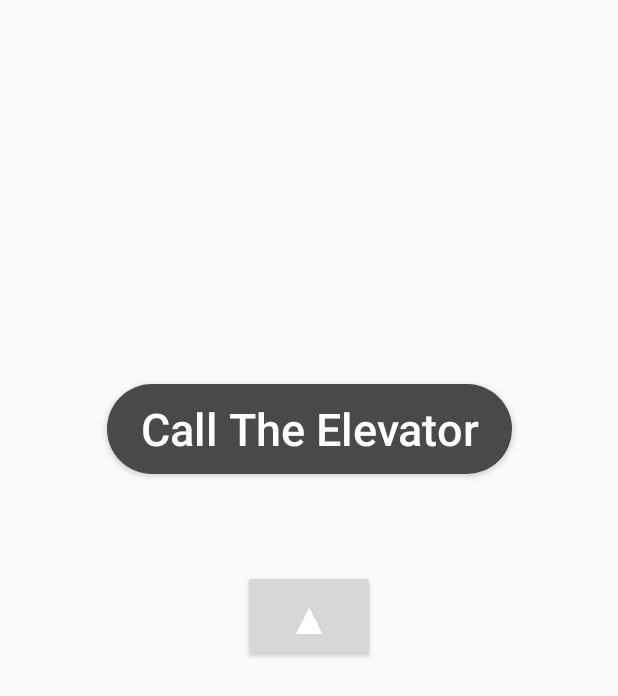
After one commit to MosaabAhmedMohamed/Wattary-Android-Interface, an Android app: the Elevator screen opened directly, with no data from a screen before it, on a phone screen of 412 x 824 dp. The commit adds this screen. Shown: the top 696 px of the screen. Run offline under Robolectric (Android 15) with nearby library versions, the phone set to English and light mode, and no system bars; our stand-ins replace Volley; network calls fail; Roboto replaces fonts that are not available here.

Commit message:
elevator done

```diff
--- a/app/src/main/AndroidManifest.xml
+++ b/app/src/main/AndroidManifest.xml
@@ -52,7 +52,9 @@
         <activity android:name="com.soundcloud.android.crop.CropImageActivity" />
         <activity android:name=".electricity" />
         <activity android:name=".Water" />
-        <activity android:name=".on_The_Door"></activity>
+        <activity android:name=".on_The_Door" />
+        <activity android:name=".Curtines" />
+        <activity android:name=".Elevator"></activity>
     </application>
 
 </manifest>
--- /dev/null
+++ b/app/src/main/java/wattary/com/wattary/Elevator.java
@@ -0,0 +1,112 @@
+package wattary.com.wattary;
+
+import android.support.v7.app.AppCompatActivity;
+import android.os.Bundle;
+import android.util.Log;
+import android.view.View;
+import android.widget.Button;
+import android.widget.Toast;
+
+import com.android.volley.AuthFailureError;
+import com.android.volley.Request;
+import com.android.volley.RequestQueue;
+import com.android.volley.Response;
+import com.android.volley.VolleyError;
+import com.android.volley.VolleyLog;
+import com.android.volley.toolbox.JsonObjectRequest;
+import com.android.volley.toolbox.Volley;
+
+import org.json.JSONObject;
+
+import java.util.HashMap;
+import java.util.Map;
+
+public class Elevator extends AppCompatActivity {
+
+    private Button Call_elevator;
+    private Button Reverse_elvator;
+    @Override
+    protected void onCreate(Bundle savedInstanceState) {
+        super.onCreate(savedInstanceState);
+        setContentView(R.layout.activity_elevator);
+        Call_elevator=findViewById(R.id.call_elevator_btn);
+        Reverse_elvator=findViewById(R.id.revese_elevator_btn);
+
+        Call_elevator.setOnClickListener(new View.OnClickListener() {
+            @Override
+            public void onClick(View view) {
+
+                send("31");
+
+            }
+        });
+
+        Reverse_elvator.setOnClickListener(new View.OnClickListener() {
+            @Override
+            public void onClick(View view) {
+                send("111");
+            }
+        });
+    }
+
+    public void send(String Value)
+    {
+        final String TAG = "tag";
+
+        String ServerUrl = "http://104.196.121.39:5000/remote";
+
+        RequestQueue queue = Volley.newRequestQueue(this);
+
+      //  Toast.makeText(Elevator.this,Value,Toast.LENGTH_SHORT).show();
+        Map<String, String> postParam= new HashMap<String, String>();
+        postParam.put("code",Value);
+
+
+        JsonObjectRequest jsonObjReq = new JsonObjectRequest(Request.Method.POST,ServerUrl , new JSONObject(postParam),
+                new Response.Listener<JSONObject>() {
+
+                    @Override
+                    public void onResponse(JSONObject response) {
+                        Log.d(TAG, response.toString());
+                        //Toast.makeText(Elevator.this,response.toString(),Toast.LENGTH_SHORT).show();
+                        Log.v("respo",response.toString());
+                        //  Toast.makeText(Recommendation.this,"is Done ",Toast.LENGTH_SHORT).show();
+                    }
+                }, new Response.ErrorListener() {
+
+            @Override
+            public void onErrorResponse(VolleyError error) {
+                VolleyLog.d(TAG, "Error: " + error.getMessage());
+                Log.d(TAG,error.toString());
+               // Toast.makeText(Recommendation.this,error.toString(),Toast.LENGTH_SHORT).show();
+
+            }
+        }) {
+
+            /**
+             * Passing some request headers
+             * */
+            @Override
+            public Map<String, String> getHeaders() throws AuthFailureError {
+                HashMap<String, String> headers = new HashMap<String, String>();
+                headers.put("message", "application/json; charset=utf-8");
+                return headers;
+            }
+
+
+
+        };
+
+
+
+        // Adding request to request queue
+        queue.add(jsonObjReq);
+
+        // Cancelling request
+    /* if (queue!= null) {
+    queue.cancelAll(TAG);
+    } */
+
+    }
+
+}
--- a/app/src/main/java/wattary/com/wattary/Recommendation.java
+++ b/app/src/main/java/wattary/com/wattary/Recommendation.java
@@ -65,13 +65,13 @@ public class Recommendation extends AppCompatActivity {
         Air_con_btn.setOnClickListener(new View.OnClickListener() {
             @Override
             public void onClick(View view) {
-                if(  Air_con_btn.getText().toString().equals("Turn off the light in the Bathroom"))
+                if(  Air_con_btn.getText().toString().equals("turn off Air Conditioner"))
                 {
                     String Value_On="58";
                     Air_con_btn.setText("turn on Air Conditioner");
                     sendPost(Value_On);
                 }
-                else if( Air_con_btn.getText().toString().equals("Turn on the light in the Bathroom"))
+                else if( Air_con_btn.getText().toString().equals("turn on Air Conditioner"))
                 {   String Value_Off="57";
                     Air_con_btn.setText("turn off Air Conditioner");
                     sendPost(Value_Off);
--- /dev/null
+++ b/app/src/main/res/drawable/dock.xml
@@ -0,0 +1,5 @@
+<vector android:height="24dp" android:tint="#1E1E1E"
+    android:viewportHeight="24.0" android:viewportWidth="24.0"
+    android:width="24dp" xmlns:android="http://schemas.android.com/apk/res/android">
+    <path android:fillColor="#FF000000" android:pathData="M8,23h8v-2L8,21v2zM16,1.01L8,1c-1.1,0 -2,0.9 -2,2v14c0,1.1 0.9,2 2,2h8c1.1,0 2,-0.9 2,-2L18,3c0,-1.1 -0.9,-1.99 -2,-1.99zM16,15L8,15L8,5h8v10z"/>
+</vector>
--- /dev/null
+++ b/app/src/main/res/drawable/map.xml
@@ -0,0 +1,5 @@
+<vector android:height="24dp" android:tint="#1E1E1E"
+    android:viewportHeight="24.0" android:viewportWidth="24.0"
+    android:width="24dp" xmlns:android="http://schemas.android.com/apk/res/android">
+    <path android:fillColor="#FF000000" android:pathData="M20.5,3l-0.16,0.03L15,5.1 9,3 3.36,4.9c-0.21,0.07 -0.36,0.25 -0.36,0.48V20.5c0,0.28 0.22,0.5 0.5,0.5l0.16,-0.03L9,18.9l6,2.1 5.64,-1.9c0.21,-0.07 0.36,-0.25 0.36,-0.48V3.5c0,-0.28 -0.22,-0.5 -0.5,-0.5zM15,19l-6,-2.11V5l6,2.11V19z"/>
+</vector>
--- /dev/null
+++ b/app/src/main/res/layout/activity_elevator.xml
@@ -0,0 +1,45 @@
+<?xml version="1.0" encoding="utf-8"?>
+<android.support.constraint.ConstraintLayout
+    xmlns:android="http://schemas.android.com/apk/res/android"
+    xmlns:app="http://schemas.android.com/apk/res-auto"
+    xmlns:tools="http://schemas.android.com/tools"
+    android:layout_width="match_parent"
+    android:layout_height="match_parent"
+    tools:context=".Elevator">
+
+    <Button
+        android:id="@+id/call_elevator_btn"
+        android:layout_width="wrap_content"
+        android:layout_height="wrap_content"
+        android:layout_marginEnd="8dp"
+        android:layout_marginStart="8dp"
+        android:layout_marginTop="256dp"
+        android:text="Call The Elevator"
+        android:textColor="@android:color/white"
+        android:textAlignment="center"
+        android:textAllCaps="false"
+        android:textSize="30sp"
+        android:background="@drawable/button_shape"
+        app:layout_constraintEnd_toEndOf="parent"
+        app:layout_constraintStart_toStartOf="parent"
+        app:layout_constraintTop_toTopOf="parent" />
+
+    <Button
+        android:id="@+id/revese_elevator_btn"
+        android:layout_width="wrap_content"
+        android:layout_height="wrap_content"
+        android:layout_marginBottom="8dp"
+        android:layout_marginEnd="8dp"
+        android:layout_marginStart="8dp"
+        android:layout_marginTop="64dp"
+        android:textColor="@android:color/white"
+        android:textAlignment="center"
+        android:textAllCaps="false"
+        android:text="@string/CH_Up"
+        android:textSize="30sp"
+        app:layout_constraintBottom_toBottomOf="parent"
+        app:layout_constraintEnd_toEndOf="parent"
+        app:layout_constraintStart_toStartOf="parent"
+        app:layout_constraintTop_toBottomOf="@+id/call_elevator_btn"
+        app:layout_constraintVertical_bias="0.0" />
+</android.support.constraint.ConstraintLayout>
```
Also changed, not shown: app/src/main/java/wattary/com/wattary/Curtines.java (added, +111 -0 lines), app/src/main/java/wattary/com/wattary/VoiceActivity.java (+21 -1 lines), app/src/main/java/wattary/com/wattary/on_The_Door.java (+39 -5 lines), app/src/main/res/layout/activity_curtines.xml (added, +45 -0 lines), app/src/main/res/layout/activity_on__the__door.xml (+21 -6 lines), app/src/main/res/layout/activity_voice.xml (+27 -0 lines).
